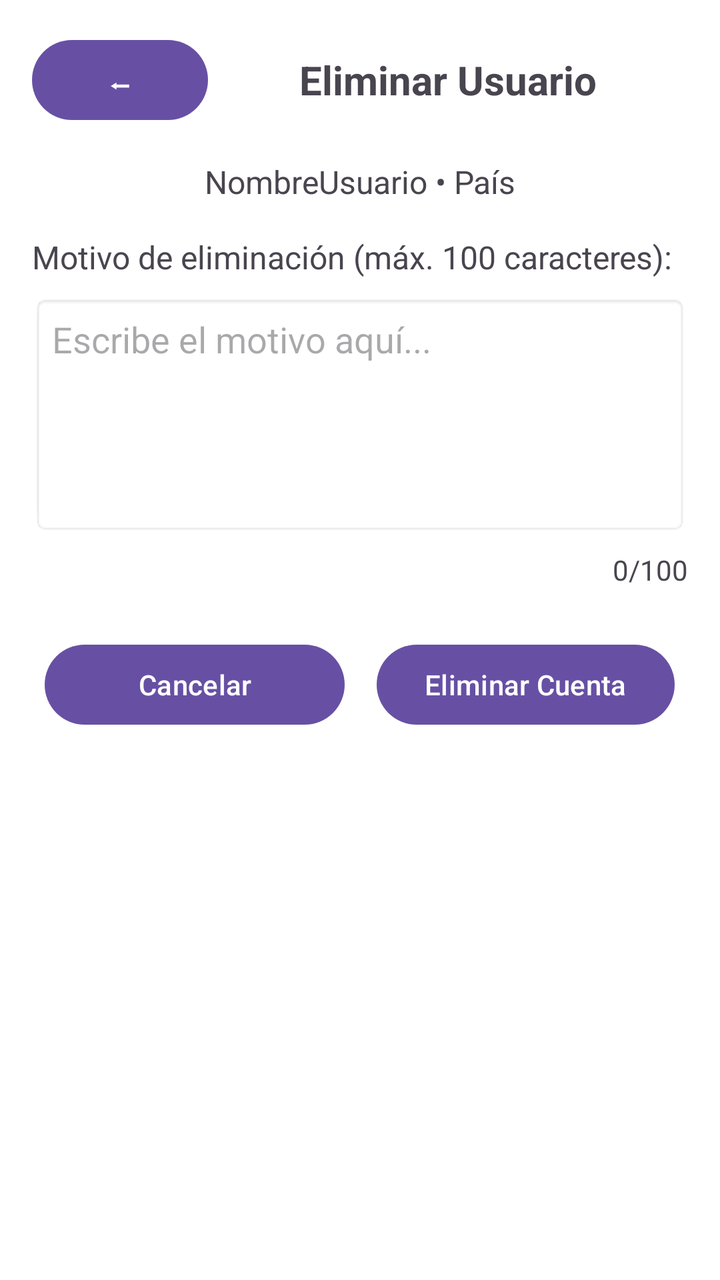
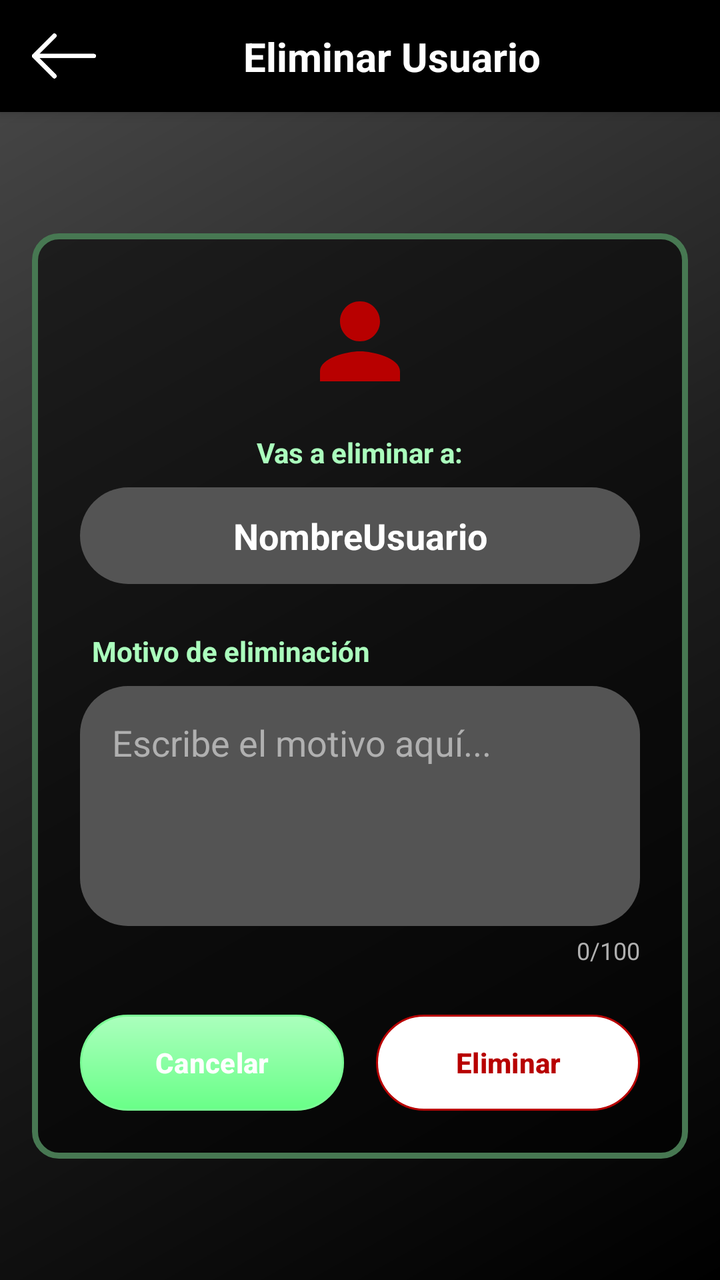

Compare the two renders of this Android layout. The source of the first and the diff that turns it into the second are given below.
<!-- AndroidManifest.xml: application theme Theme.MusAPIApp -->
<!-- res/layout/activity_eliminar_usuario.xml -->
<?xml version="1.0" encoding="utf-8"?>
<ScrollView xmlns:android="http://schemas.android.com/apk/res/android"
    android:layout_width="match_parent"
    android:layout_height="match_parent"
    android:padding="16dp"
    android:background="@android:color/white">

    <LinearLayout
        android:layout_width="match_parent"
        android:layout_height="wrap_content"
        android:orientation="vertical"
        android:gravity="center_horizontal">

        
        <LinearLayout
            android:layout_width="match_parent"
            android:layout_height="wrap_content"
            android:orientation="horizontal"
            android:gravity="center_vertical"
            android:layout_marginBottom="16dp">

            <Button
                android:id="@+id/btnVolver"
                android:layout_width="wrap_content"
                android:layout_height="wrap_content"
                android:text="⬅" />

            <TextView
                android:layout_width="0dp"
                android:layout_weight="1"
                android:layout_height="wrap_content"
                android:text="Eliminar Usuario"
                android:textSize="20sp"
                android:textStyle="bold"
                android:gravity="center" />
        </LinearLayout>

        
        <TextView
            android:id="@+id/tvDatosUsuario"
            android:layout_width="match_parent"
            android:layout_height="wrap_content"
            android:text="NombreUsuario • País"
            android:textSize="16sp"
            android:gravity="center"
            android:layout_marginBottom="16dp" />

        
        <TextView
            android:layout_width="match_parent"
            android:layout_height="wrap_content"
            android:text="Motivo de eliminación (máx. 100 caracteres):"
            android:textSize="16sp"
            android:layout_marginBottom="8dp" />

        <EditText
            android:id="@+id/etMotivo"
            android:layout_width="match_parent"
            android:layout_height="120dp"
            android:background="@android:drawable/editbox_background"
            android:padding="10dp"
            android:gravity="top"
            android:maxLength="100"
            android:inputType="textMultiLine"
            android:hint="Escribe el motivo aquí..."
            android:scrollbars="vertical"
            android:layout_marginBottom="8dp" />

        <TextView
            android:id="@+id/tvContador"
            android:layout_width="wrap_content"
            android:layout_height="wrap_content"
            android:text="0/100"
            android:layout_gravity="end"
            android:textSize="14sp"
            android:layout_marginBottom="24dp" />

        
        <LinearLayout
            android:layout_width="match_parent"
            android:layout_height="wrap_content"
            android:orientation="horizontal"
            android:gravity="center">

            <Button
                android:id="@+id/btnCancelar"
                android:layout_width="150dp"
                android:layout_height="wrap_content"
                android:text="Cancelar"
                android:layout_marginEnd="16dp" />

            <Button
                android:id="@+id/btnEliminar"
                android:layout_width="wrap_content"
                android:layout_height="wrap_content"
                android:text="Eliminar Cuenta" />
        </LinearLayout>
    </LinearLayout>
</ScrollView>
<!-- resources referenced by this layout -->
<resources>
  <style name="Theme.MusAPIApp" parent="Base.Theme.MusAPIApp" />
  <style name="Base.Theme.MusAPIApp" parent="Theme.Material3.DayNight.NoActionBar">
          
          
      </style>
</resources>

<!-- the commit's change to res/layout/activity_eliminar_usuario.xml (unified diff, before → after) -->
@@ -1,99 +1,165 @@
 <?xml version="1.0" encoding="utf-8"?>
-<ScrollView xmlns:android="http://schemas.android.com/apk/res/android"
+<androidx.constraintlayout.widget.ConstraintLayout 
+    xmlns:android="http://schemas.android.com/apk/res/android"
+    xmlns:app="http://schemas.android.com/apk/res-auto"
+    android:id="@+id/main"
     android:layout_width="match_parent"
     android:layout_height="match_parent"
-    android:padding="16dp"
-    android:background="@android:color/white">
+    android:background="@drawable/fondo_gradiente_principal">
 
-    <LinearLayout
+    <androidx.constraintlayout.widget.ConstraintLayout
+        android:id="@+id/headerBar"
         android:layout_width="match_parent"
         android:layout_height="wrap_content"
-        android:orientation="vertical"
-        android:gravity="center_horizontal">
+        android:background="#000000"
+        android:paddingVertical="12dp"
+        android:paddingHorizontal="16dp"
+        android:elevation="4dp"
+        app:layout_constraintTop_toTopOf="parent"
+        app:layout_constraintStart_toStartOf="parent"
+        app:layout_constraintEnd_toEndOf="parent">
 
-        
+        <ImageButton
+            android:id="@+id/btnVolver"
+            android:layout_width="32dp"
+            android:layout_height="32dp"
+            android:background="?attr/selectableItemBackgroundBorderless"
+            android:contentDescription="Regresar"
+            android:scaleType="fitCenter"
+            android:src="@drawable/ic_back_black"
+            app:tint="#FFFFFF"
+            app:layout_constraintStart_toStartOf="parent"
+            app:layout_constraintTop_toTopOf="parent"
+            app:layout_constraintBottom_toBottomOf="parent" />
+
+        <TextView
+            android:layout_width="wrap_content"
+            android:layout_height="wrap_content"
+            android:text="Eliminar Usuario"
+            android:textColor="#FFFFFF"
+            android:textSize="20sp"
+            android:textStyle="bold"
+            app:layout_constraintStart_toEndOf="@id/btnVolver"
+            app:layout_constraintEnd_toEndOf="parent"
+            app:layout_constraintTop_toTopOf="parent"
+            app:layout_constraintBottom_toBottomOf="parent" />
+
+    </androidx.constraintlayout.widget.ConstraintLayout>
+
+    <ScrollView
+        android:layout_width="match_parent"
+        android:layout_height="0dp"
+        android:fillViewport="true"
+        android:padding="16dp"
+        app:layout_constraintTop_toBottomOf="@id/headerBar"
+        app:layout_constraintBottom_toBottomOf="parent">
+
         <LinearLayout
             android:layout_width="match_parent"
             android:layout_height="wrap_content"
-            android:orientation="horizontal"
-            android:gravity="center_vertical"
-            android:layout_marginBottom="16dp">
-
-            <Button
-                android:id="@+id/btnVolver"
-                android:layout_width="wrap_content"
-                android:layout_height="wrap_content"
-                android:text="⬅" />
-
-            <TextView
-                android:layout_width="0dp"
-                android:layout_weight="1"
-                android:layout_height="wrap_content"
-                android:text="Eliminar Usuario"
-                android:textSize="20sp"
-                android:textStyle="bold"
-                android:gravity="center" />
-        </LinearLayout>
-
-        
-        <TextView
-            android:id="@+id/tvDatosUsuario"
-            android:layout_width="match_parent"
-            android:layout_height="wrap_content"
-            android:text="NombreUsuario • País"
-            android:textSize="16sp"
-            android:gravity="center"
-            android:layout_marginBottom="16dp" />
-
-        
-        <TextView
-            android:layout_width="match_parent"
-            android:layout_height="wrap_content"
-            android:text="Motivo de eliminación (máx. 100 caracteres):"
-            android:textSize="16sp"
-            android:layout_marginBottom="8dp" />
-
-        <EditText
-            android:id="@+id/etMotivo"
-            android:layout_width="match_parent"
-            android:layout_height="120dp"
-            android:background="@android:drawable/editbox_background"
-            android:padding="10dp"
-            android:gravity="top"
-            android:maxLength="100"
-            android:inputType="textMultiLine"
-            android:hint="Escribe el motivo aquí..."
-            android:scrollbars="vertical"
-            android:layout_marginBottom="8dp" />
-
-        <TextView
-            android:id="@+id/tvContador"
-            android:layout_width="wrap_content"
-            android:layout_height="wrap_content"
-            android:text="0/100"
-            android:layout_gravity="end"
-            android:textSize="14sp"
-            android:layout_marginBottom="24dp" />
-
-        
-        <LinearLayout
-            android:layout_width="match_parent"
-            android:layout_height="wrap_content"
-            android:orientation="horizontal"
+            android:orientation="vertical"
             android:gravity="center">
 
-            <Button
-                android:id="@+id/btnCancelar"
-                android:layout_width="150dp"
+            <LinearLayout
+                android:layout_width="match_parent"
                 android:layout_height="wrap_content"
-                android:text="Cancelar"
-                android:layout_marginEnd="16dp" />
+                android:orientation="vertical"
+                android:background="@drawable/fondo_info_album"
+                android:padding="24dp"
+                android:gravity="center_horizontal">
 
-            <Button
-                android:id="@+id/btnEliminar"
-                android:layout_width="wrap_content"
-                android:layout_height="wrap_content"
-                android:text="Eliminar Cuenta" />
+                <ImageView
+                    android:layout_width="60dp"
+                    android:layout_height="60dp"
+                    android:src="@drawable/ic_usuario_perfil"
+                    android:layout_marginBottom="16dp"
+                    app:tint="#B80000"/> <TextView
+                    android:layout_width="wrap_content"
+                    android:layout_height="wrap_content"
+                    android:text="Vas a eliminar a:"
+                    android:textColor="#ABFFBD"
+                    android:textStyle="bold"
+                    android:layout_marginBottom="8dp"/>
+
+                <TextView
+                    android:id="@+id/tvDatosUsuario"
+                    android:layout_width="match_parent"
+                    android:layout_height="wrap_content"
+                    android:text="NombreUsuario"
+                    android:textColor="#FFFFFF"
+                    android:textSize="18sp"
+                    android:textStyle="bold"
+                    android:gravity="center"
+                    android:background="@drawable/fondo_item_gris"
+                    android:padding="12dp"
+                    android:layout_marginBottom="24dp" />
+
+                <TextView
+                    android:layout_width="match_parent"
+                    android:layout_height="wrap_content"
+                    android:text="Motivo de eliminación"
+                    android:textColor="#ABFFBD"
+                    android:textStyle="bold"
+                    android:layout_marginBottom="8dp"
+                    android:layout_marginStart="4dp"/>
+
+                <EditText
+                    android:id="@+id/etMotivo"
+                    android:layout_width="match_parent"
+                    android:layout_height="120dp"
+                    android:background="@drawable/fondo_input_area"
+                    android:hint="Escribe el motivo aquí..."
+                    android:textColorHint="#B0B0B0"
+                    android:textColor="#FFFFFF"
+                    android:padding="16dp"
+                    android:gravity="top|start"
+                    android:maxLength="100"
+                    android:inputType="textMultiLine"
+                    android:layout_marginBottom="4dp"/>
+
+                <TextView
+                    android:id="@+id/tvContador"
+                    android:layout_width="wrap_content"
+                    android:layout_height="wrap_content"
+                    android:text="0/100"
+                    android:textColor="#B0B0B0"
+                    android:textSize="12sp"
+                    android:layout_gravity="end"
+                    android:layout_marginBottom="24dp" />
+
+                <LinearLayout
+                    android:layout_width="match_parent"
+                    android:layout_height="wrap_content"
+                    android:orientation="horizontal"
+                    android:gravity="center">
+
+                    <Button
+                        android:id="@+id/btnCancelar"
+                        android:layout_width="0dp"
+                        android:layout_weight="1"
+                        android:layout_height="wrap_content"
+                        android:text="Cancelar"
+                        android:textColor="#FFFFFF"
+                        android:textStyle="bold"
+                        android:background="@drawable/fondo_boton_secundario"
+                        app:backgroundTint="@null"
+                        android:layout_marginEnd="8dp"/>
+
+                    <Button
+                        android:id="@+id/btnEliminar"
+                        android:layout_width="0dp"
+                        android:layout_weight="1"
+                        android:layout_height="wrap_content"
+                        android:text="Eliminar"
+                        android:textColor="#B80000"
+                        android:textStyle="bold"
+                        android:background="@drawable/fondo_boton_negativo"
+                        app:backgroundTint="@null"
+                        android:layout_marginStart="8dp"/>
+                </LinearLayout>
+
+            </LinearLayout>
         </LinearLayout>
-    </LinearLayout>
-</ScrollView>
+    </ScrollView>
+
+</androidx.constraintlayout.widget.ConstraintLayout>
<!-- resource entries referenced after the edit -->
@@ -1,5 +1,85 @@
 <!-- resources referenced by this layout -->
 <resources>
+  <!-- drawable fondo_boton_negativo (drawable) -->
+  <?xml version="1.0" encoding="utf-8"?>
+  <shape xmlns:android="http://schemas.android.com/apk/res/android"
+      android:shape="rectangle">
+  
+      <solid android:color="#FFFFFF" />
+  
+      <corners android:radius="100dp" />
+  
+      <stroke
+          android:width="1dp"
+          android:color="#B80000" />
+  </shape>
+  <!-- drawable fondo_boton_secundario (drawable) -->
+  <?xml version="1.0" encoding="utf-8"?>
+  <shape xmlns:android="http://schemas.android.com/apk/res/android"
+      android:shape="rectangle">
+  
+      <gradient
+          android:startColor="#ABFFBD"
+          android:endColor="#69FF88"
+          android:angle="270" />
+  
+      <corners android:radius="100dp" />
+  
+      <stroke
+          android:width="1dp"
+          android:color="#7AFF95" />
+  </shape>
+  <!-- drawable fondo_gradiente_principal (drawable) -->
+  <?xml version="1.0" encoding="utf-8"?>
+  <shape xmlns:android="http://schemas.android.com/apk/res/android"
+      android:shape="rectangle">
+      <gradient
+          android:startColor="#000000"
+          android:centerColor="#1F1F1F"
+          android:endColor="#4A4A4A"
+          android:angle="135"
+          android:type="linear" />
+  </shape>
+  <!-- drawable fondo_info_album (drawable) -->
+  <?xml version="1.0" encoding="utf-8"?>
+  <shape xmlns:android="http://schemas.android.com/apk/res/android"
+      android:shape="rectangle">
+  
+      <solid android:color="#85000000" />
+  
+      <stroke
+          android:width="3dp"
+          android:color="#477852" />
+  
+      <corners android:radius="12dp" />
+  </shape>
+  <!-- drawable fondo_input_area (drawable) -->
+  <?xml version="1.0" encoding="utf-8"?>
+  <shape xmlns:android="http://schemas.android.com/apk/res/android"
+      android:shape="rectangle">
+      <solid android:color="#545454"/> <corners android:radius="24dp"/> </shape>
+  <!-- drawable fondo_item_gris (drawable) -->
+  <?xml version="1.0" encoding="utf-8"?>
+  <shape xmlns:android="http://schemas.android.com/apk/res/android"
+      android:shape="rectangle">
+  
+      <solid android:color="#545454"/>
+  
+      <corners android:radius="1000dp"/>
+  </shape>
+  <!-- drawable ic_back_black: png bitmap (drawable, 4720 bytes) -->
+  <!-- drawable ic_usuario_perfil (drawable) -->
+  <?xml version="1.0" encoding="utf-8"?>
+  <vector xmlns:android="http://schemas.android.com/apk/res/android"
+      android:width="24dp"
+      android:height="24dp"
+      android:viewportWidth="24"
+      android:viewportHeight="24">
+      
+      <path
+          android:fillColor="#FFFFFF"
+          android:pathData="M12,12c2.21,0 4,-1.79 4,-4s-1.79,-4 -4,-4 -4,1.79 -4,4 1.79,4 4,4zM12,14c-2.67,0 -8,1.34 -8,4v2h16v-2c0,-2.66 -5.33,-4 -8,-4z"/>
+  </vector>
   <style name="Theme.MusAPIApp" parent="Base.Theme.MusAPIApp" />
   <style name="Base.Theme.MusAPIApp" parent="Theme.Material3.DayNight.NoActionBar">
           
